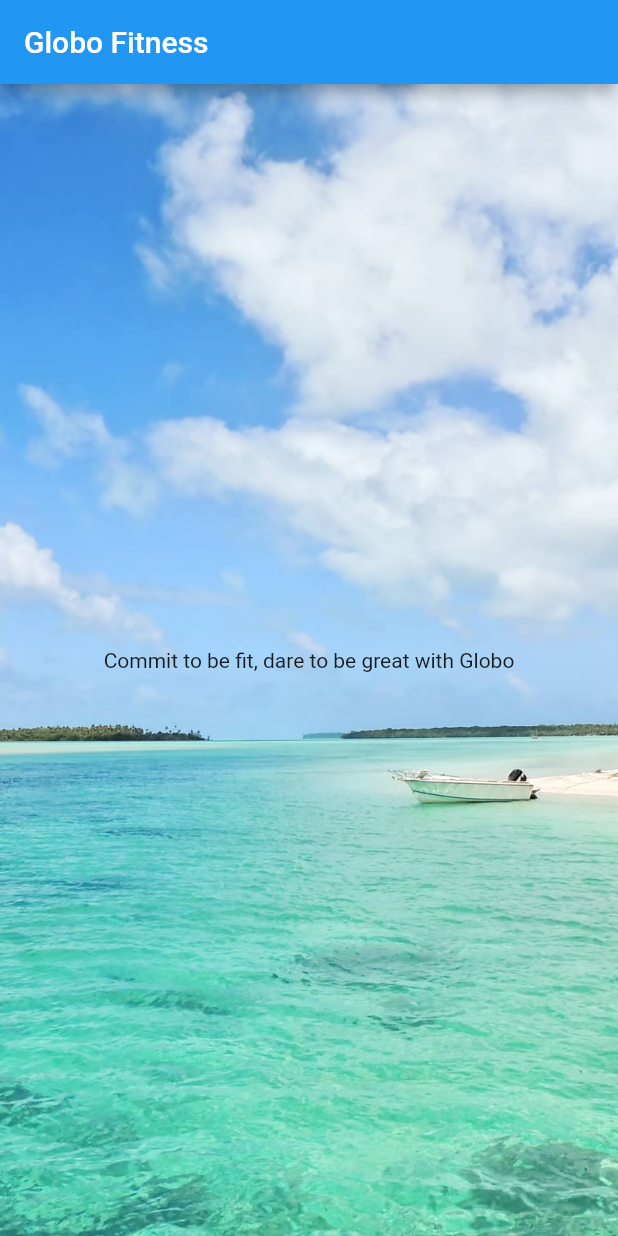
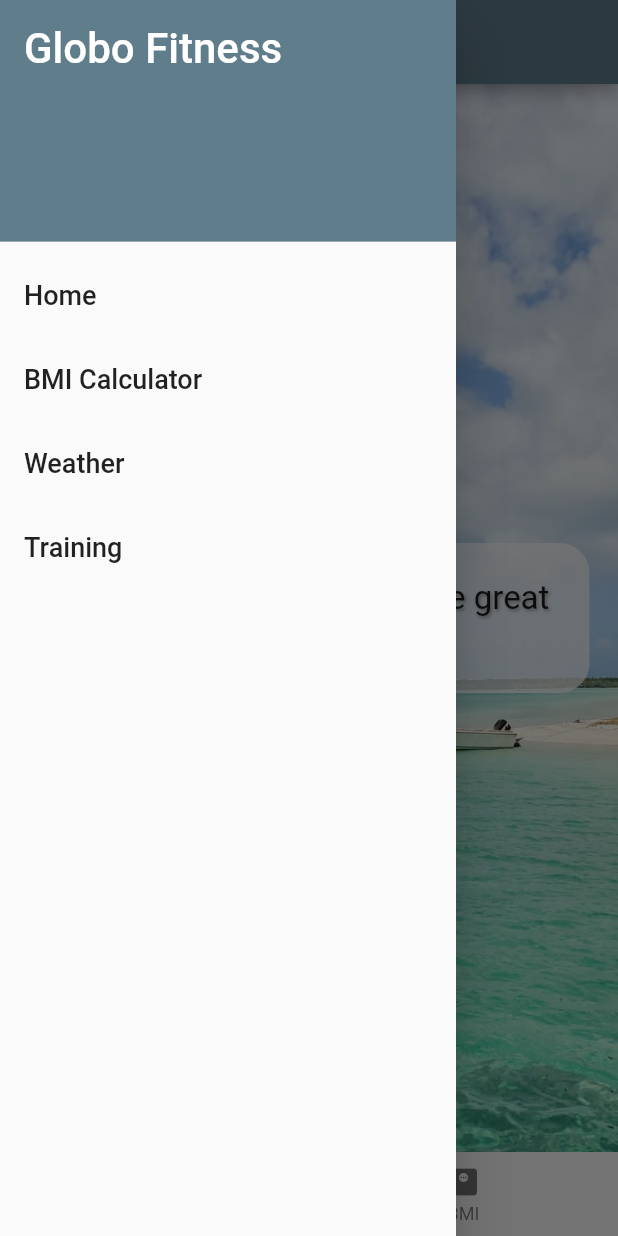
Before and after one commit to BlazeTheGr8/Flutter-Training, a Flutter app: the screen it shows after launch, with the side drawer open (before the commit the screen has no drawer), on a phone screen of 412 x 824 dp. Run offline on Flutter 3.47's test engine with Material 2 defaults, Android fonts, the phone set to English and light mode, and no system bars.

Commit message:
uploaded dart additions

```diff
--- /dev/null
+++ b/lib/data/http_helper.dart
@@ -0,0 +1,20 @@
+import 'package:flutter_application_has_training/data/weather.dart';
+import 'package:http/http.dart' as http;
+import 'dart:convert';
+
+class HttpHelper {
+  // https://api.openweathermap.org/data/2.5/weather?q=cape+town&appid=b4b046bf1cb08120f4d5cf6f773d0688
+  final String authority = 'api.openweathermap.org';
+  final String path = 'data/2.5/weather';
+  final String apiKey = 'b4b046bf1cb08120f4d5cf6f773d0688';
+
+  Future<Weather> getWeather(String location) async {
+    Map<String, dynamic> parameters = {'q': location, 'appId': apiKey};
+    Uri uri = Uri.https(authority, path, parameters);
+    http.Response result = await http.get(uri);
+    Map<String, dynamic> data = json.decode(result.body);
+    Weather weather = Weather.fromJson(data);
+
+    return weather;
+  }
+}
--- /dev/null
+++ b/lib/data/weather.dart
@@ -0,0 +1,20 @@
+class Weather {
+  String name = '';
+  String description = '';
+  double temperature = 0;
+  double perceived = 0;
+  int pressure = 0;
+  int humidity = 0;
+
+  Weather(this.name, this.description, this.temperature, this.perceived,
+      this.pressure, this.humidity);
+
+  Weather.fromJson(Map<String, dynamic> weatherMap) {
+    this.name = weatherMap['name'];
+    this.temperature = (weatherMap['main']['temp'] - 273.15) ?? 0;
+    this.perceived = (weatherMap['main']['feels_like'] - 273.15) ?? 0;
+    this.pressure = weatherMap['main']['pressure'] ?? 0;
+    this.humidity = weatherMap['main']['humidity'] ?? 0;
+    this.description = weatherMap['weather'][0]['main'] ?? '';
+  }
+}
--- a/lib/main.dart
+++ b/lib/main.dart
@@ -1,4 +1,6 @@
 import 'package:flutter/material.dart';
+import 'package:flutter_application_has_training/screens/bmi_screen.dart';
+import 'package:flutter_application_has_training/screens/intro_screen.dart';
 
 void main() {
   runApp(const GlobeApp());
@@ -9,19 +11,13 @@ class GlobeApp extends StatelessWidget {
 
   @override
   Widget build(BuildContext context) {
-    return MaterialApp(
-        home: Scaffold(
-      appBar: AppBar(title: const Text('Globo Fitness')),
-      body: Container(
-        decoration: const BoxDecoration(
-          image: DecorationImage(
-            image: AssetImage('assets/beach.jpg'),
-            fit: BoxFit.cover,
-          )
-        ),
-        child: const Center(
-            child: Text('Commit to be fit, dare to be great with Globo')),
-      ),
-    ));
+    return  MaterialApp(
+      theme: ThemeData(primarySwatch: Colors.blueGrey),
+      routes: {
+        '/':(context) => const IntroScreen(),
+        '/bmi': (context) => const BmiScreen(),
+      },
+      initialRoute: '/',
+    );
   }
 }
--- /dev/null
+++ b/lib/screens/intro_screen.dart
@@ -0,0 +1,41 @@
+import 'package:flutter/material.dart';
+import 'package:flutter_application_has_training/shared/menu_drawer.dart';
+
+import '../shared/menu_bottom.dart';
+
+class IntroScreen extends StatelessWidget {
+  const IntroScreen({super.key});
+
+  @override
+  Widget build(BuildContext context) {
+    return Scaffold(
+      appBar: AppBar(title: const Text('Globo Fitness')),
+      drawer: const MenuDrawer(),
+      bottomNavigationBar: const MenuBottom(),
+      body: Container(
+        decoration: const BoxDecoration(
+            image: DecorationImage(
+          image: AssetImage('assets/beach.jpg'),
+          fit: BoxFit.cover,
+        )),
+        child: Center(
+            child: Container(
+                padding: const EdgeInsets.all(24),
+                decoration: const BoxDecoration(
+                  borderRadius: BorderRadius.all(Radius.circular(20)),
+                  color: Colors.white70,
+                ),
+                child: const Text(
+                  'Commit to be fit, dare to be great \nwith Globo',
+                  textAlign: TextAlign.center,
+                  style: TextStyle(fontSize: 22, shadows: [
+                    Shadow(
+                        offset: Offset(1.0, 1.0),
+                        blurRadius: 2.0,
+                        color: Colors.grey)
+                  ]),
+                ))),
+      ),
+    );
+  }
+}
--- /dev/null
+++ b/lib/shared/menu_bottom.dart
@@ -0,0 +1,28 @@
+import 'package:flutter/material.dart';
+
+class MenuBottom extends StatelessWidget {
+  const MenuBottom({
+    super.key,
+  });
+
+  @override
+  Widget build(BuildContext context) {
+    return BottomNavigationBar(
+        onTap: (int index) {
+          switch (index) {
+            case 0:
+              Navigator.pushNamed(context, '/');
+              break;
+            case 1:
+              Navigator.pushNamed(context, '/bmi');
+              break;
+            default:
+          }
+        },
+        items: const [
+          BottomNavigationBarItem(icon: Icon(Icons.home), label: 'Home'),
+          BottomNavigationBarItem(
+              icon: Icon(Icons.monitor_weight), label: 'BMI'),
+        ]);
+  }
+}
--- /dev/null
+++ b/lib/shared/menu_drawer.dart
@@ -0,0 +1,57 @@
+import 'package:flutter/material.dart';
+import 'package:flutter_application_has_training/screens/weather_screen.dart';
+import '../screens/bmi_screen.dart';
+import '../screens/intro_screen.dart';
+
+class MenuDrawer extends StatelessWidget {
+  const MenuDrawer({super.key});
+
+  @override
+  Widget build(BuildContext context) {
+    return Drawer(
+      child: ListView(
+        children: buildMenuItems(context),
+      ),
+    );
+  }
+
+  List<Widget> buildMenuItems(BuildContext context) {
+    final List<String> menuTitles = [
+      'Home',
+      'BMI Calculator',
+      'Weather',
+      'Training'
+    ];
+    List<Widget> menuItems = [];
+    menuItems.add(const DrawerHeader(
+        decoration: BoxDecoration(color: Colors.blueGrey),
+        child: Text(
+          'Globo Fitness',
+          style: TextStyle(color: Colors.white, fontSize: 28),
+        )));
+    menuTitles.forEach((String element) {
+      Widget screen = Container();
+      menuItems.add(ListTile(
+        title: Text(element, style: const TextStyle(fontSize: 18)),
+        onTap: () {
+          switch (element) {
+            case 'Home':
+              screen = const IntroScreen();
+              break;
+            case 'BMI Calculator':
+              screen = const BmiScreen();
+              break;
+            case 'Weather':
+              screen = const WeatherScreen();
+              break;
+            default:
+          }
+          Navigator.of(context).pop();
+          Navigator.of(context)
+              .push(MaterialPageRoute(builder: (context) => screen));
+        },
+      ));
+    });
+    return menuItems;
+  }
+}
--- a/pubspec.yaml
+++ b/pubspec.yaml
@@ -39,6 +39,7 @@ dependencies:
 dev_dependencies:
   flutter_test:
     sdk: flutter
+  http: ^1.1.0
 
   # The "flutter_lints" package below contains a set of recommended lints to
   # encourage good coding practices. The lint set provided by the package is
```
Also changed, not shown: lib/screens/bmi_screen.dart (added, +133 -0 lines), lib/screens/weather_screen.dart (added, +83 -0 lines), pubspec.lock.
